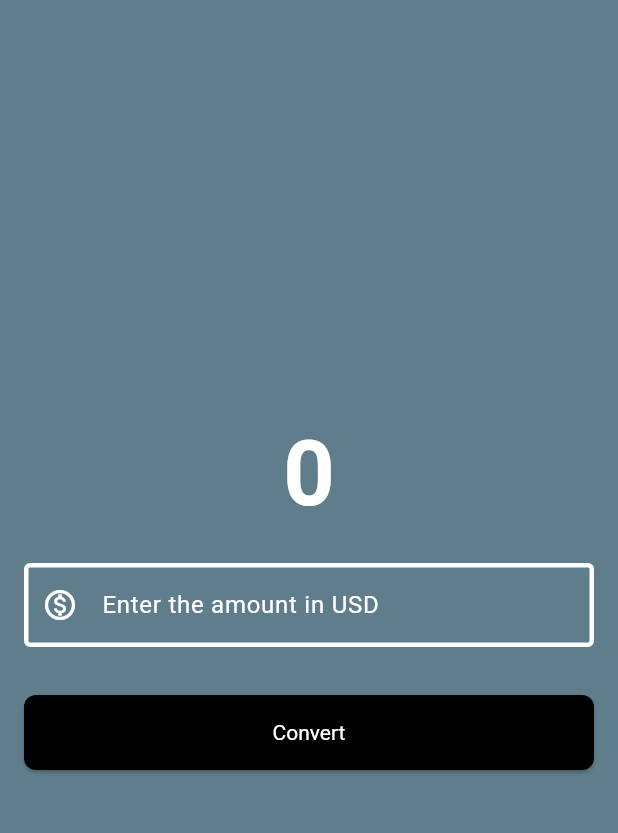
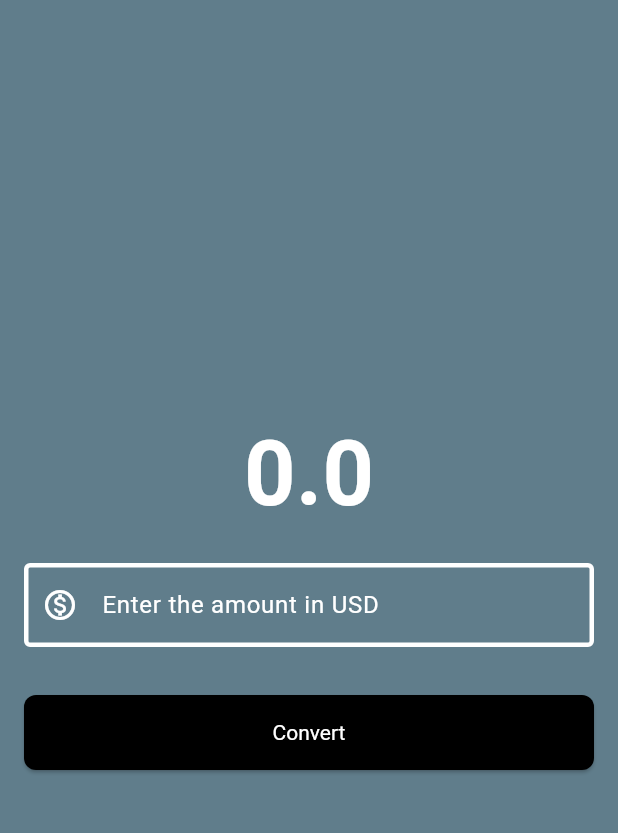
Before and after one commit to dev-satyamthakur/Flutter-Currency-Converter, a Flutter app: the screen it shows after launch, after a tap on "Convert", on a phone screen of 412 x 824 dp, the part 58-891 px from its top. Run offline on Flutter 3.47's test engine with Material 3 defaults, Android fonts, the phone set to English and light mode, and no system bars.

Commit message:
Using setState to update the value of the text

```diff
--- a/lib/cc_main_page.dart
+++ b/lib/cc_main_page.dart
@@ -11,11 +11,11 @@ class AppStartE extends StatefulWidget {
 }
 
 class _AppStartE extends State<AppStartE> {
+  double result = 0;
+  final TextEditingController textEditingController = TextEditingController();
+
   @override
   Widget build(BuildContext context) {
-    double result = 0;
-    final TextEditingController textEditingController = TextEditingController();
-
     const borderStyle = OutlineInputBorder(
       borderSide: BorderSide(width: 3, color: Colors.white),
     );
@@ -35,9 +35,9 @@ class _AppStartE extends State<AppStartE> {
         child: Column(
           mainAxisAlignment: MainAxisAlignment.center,
           children: [
-            const Text(
-              "0",
-              style: TextStyle(
+            Text(
+                '$result',
+              style: const TextStyle(
                   fontSize: 60,
                   fontWeight: FontWeight.bold,
                   color: Colors.white),
@@ -67,11 +67,13 @@ class _AppStartE extends State<AppStartE> {
               padding: const EdgeInsets.all(16.0),
               child: ElevatedButton(
                 onPressed: () {
-                  result = double.parse(textEditingController.text) * 83.17;
                   if (kDebugMode) {
                     print("Button Pressed");
                     print(result);
                   }
+                  setState(() {
+                    result = double.parse(textEditingController.text) * 83.17;
+                  });
                 },
                 style: ElevatedButton.styleFrom(
                     backgroundColor: Colors.black,
```
